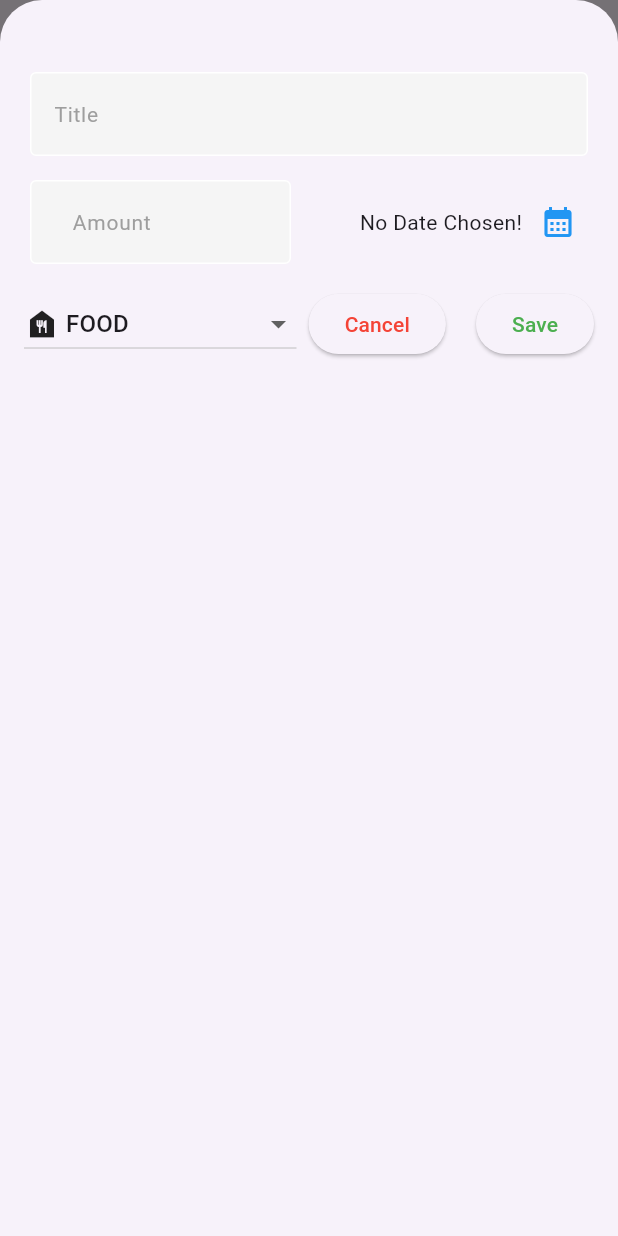
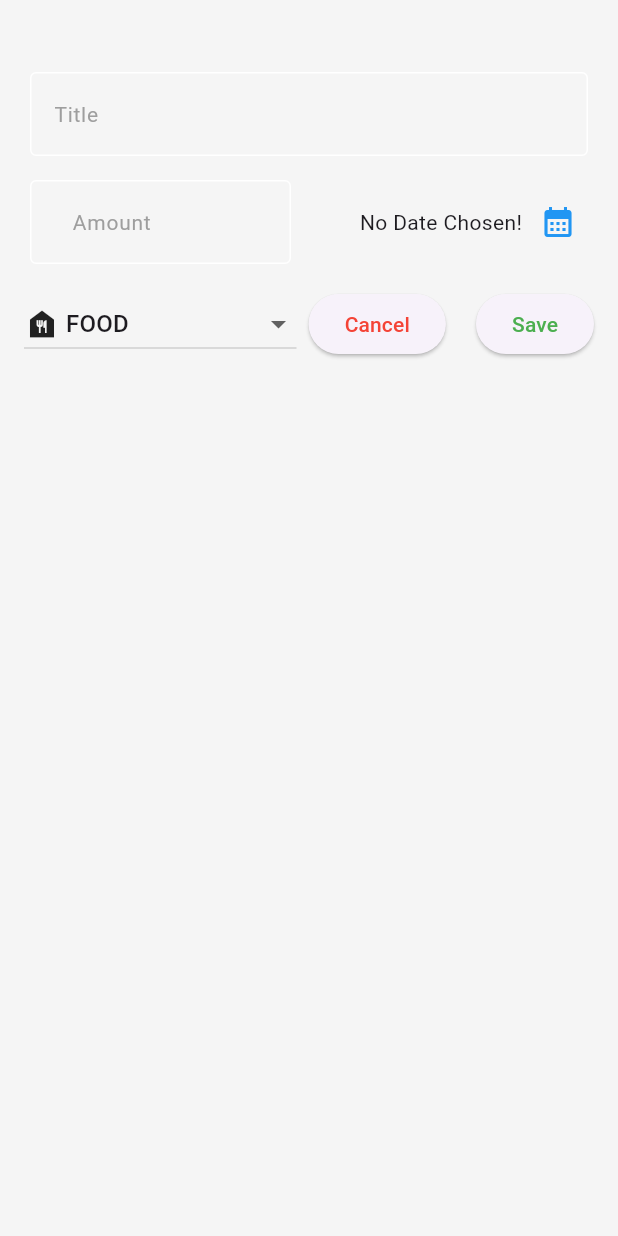
Before and after one commit to mrmezan06/Flutter-Project, a Flutter app: the screen it shows after launch, after a tap on the "add" icon, on a phone screen of 412 x 824 dp. Run offline on Flutter 3.47's test engine with Material 3 defaults, Android fonts, the light colour scheme and no system bars; our stand-ins replace circle_nav_bar, font_awesome_flutter, get, sqflite; missing offline and left inert: d_chart; accounts and stored records are empty.

Commit message:
fixing color issues

```diff
--- a/expense/lib/widgets/new_expense.dart
+++ b/expense/lib/widgets/new_expense.dart
@@ -82,7 +82,9 @@ class _NewExpenseState extends State<NewExpense> {
 
   @override
   Widget build(BuildContext context) {
-    return Padding(
+    return Scaffold(
+      backgroundColor: Colors.grey.shade100,
+      body: Padding(
         padding: const EdgeInsets.fromLTRB(16, 48, 16, 16),
         child: Column(
           children: [
@@ -167,6 +169,7 @@ class _NewExpenseState extends State<NewExpense> {
             )
           ],
         ),
+      ),
     );
   }
 }
```
Lines whose indentation alone changed are shown as unchanged.
